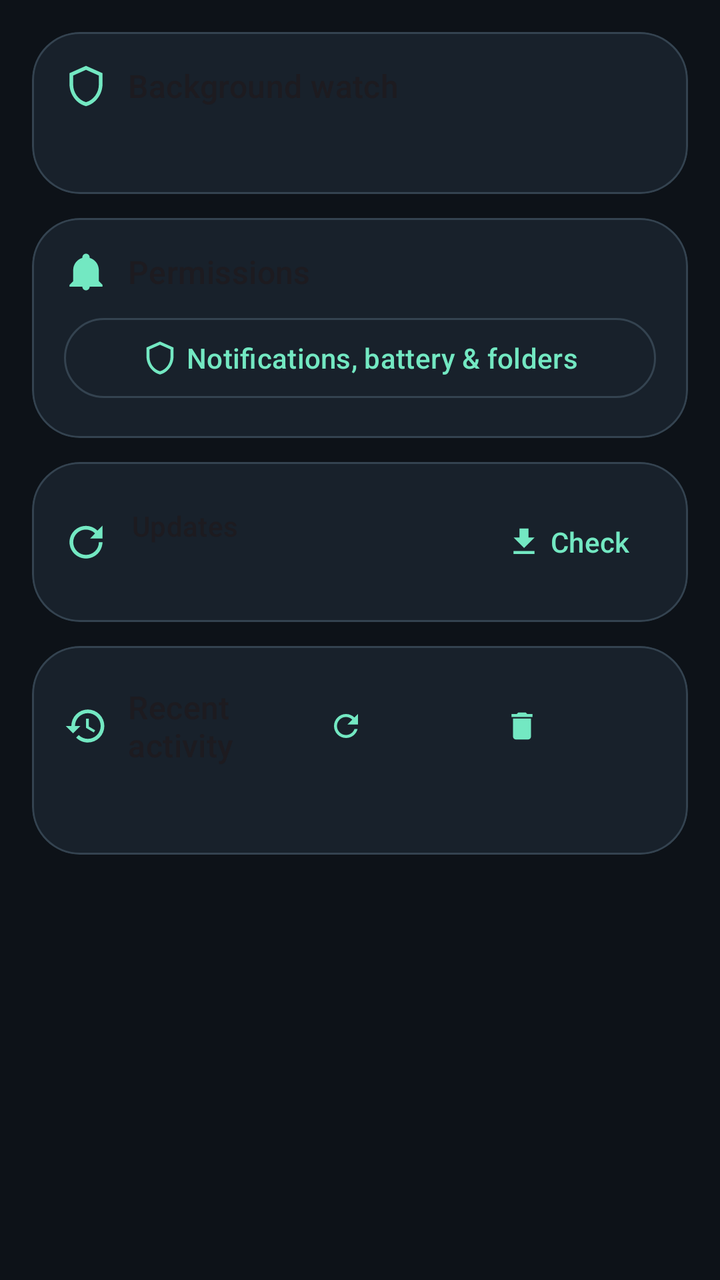
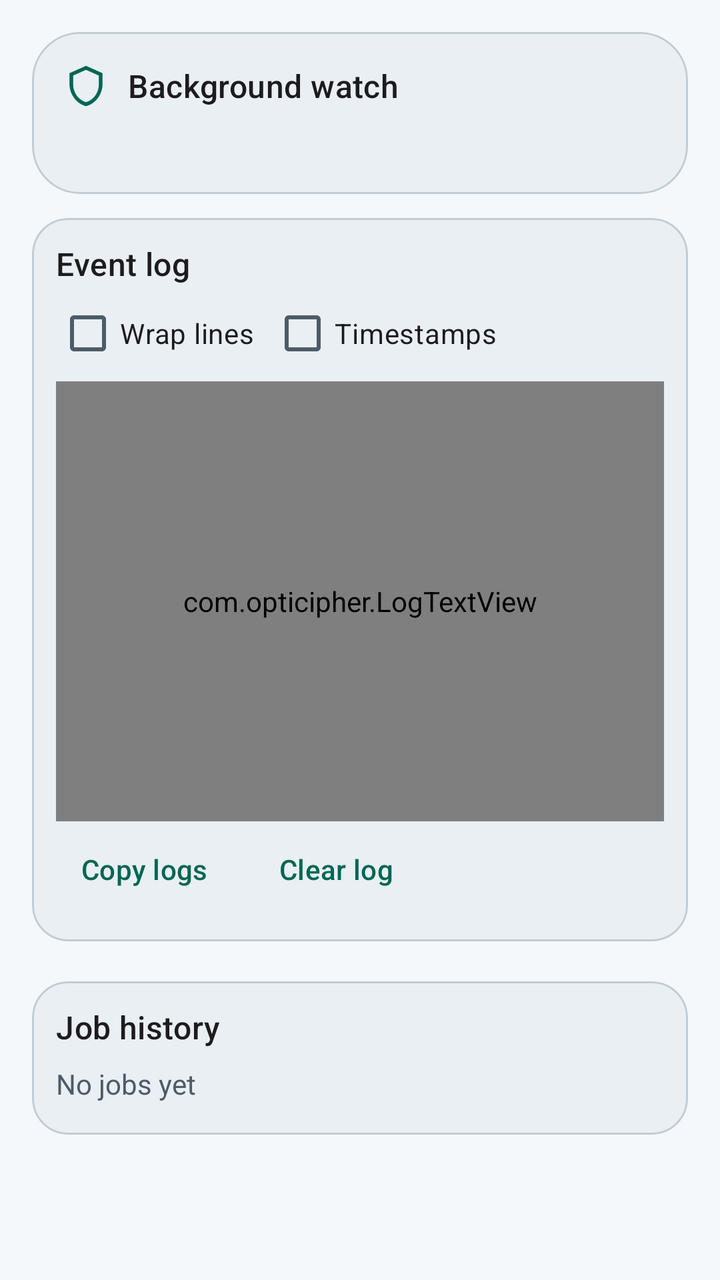

Compare the two renders of this Android layout. The source of the first and the diff that turns it into the second are given below.
<!-- AndroidManifest.xml: application theme Theme.OptiCipher -->
<!-- res/layout/page_activity.xml -->
<?xml version="1.0" encoding="utf-8"?>
<LinearLayout xmlns:android="http://schemas.android.com/apk/res/android"
    xmlns:app="http://schemas.android.com/apk/res-auto"
    android:layout_width="match_parent"
    android:layout_height="wrap_content"
    android:orientation="vertical"
    android:padding="16dp">

    <com.google.android.material.card.MaterialCardView
        android:layout_width="match_parent"
        android:layout_height="wrap_content"
        android:layout_marginBottom="12dp"
        app:cardBackgroundColor="@color/brand_surface"
        app:cardCornerRadius="24dp"
        app:cardElevation="0dp"
        app:strokeColor="@color/brand_outline"
        app:strokeWidth="1dp">

        <LinearLayout
            android:layout_width="match_parent"
            android:layout_height="wrap_content"
            android:orientation="vertical"
            android:padding="16dp">

            <LinearLayout
                android:layout_width="match_parent"
                android:layout_height="wrap_content"
                android:gravity="center_vertical"
                android:orientation="horizontal">

                <ImageView
                    android:layout_width="22dp"
                    android:layout_height="22dp"
                    android:contentDescription="@null"
                    android:src="@drawable/ic_shield"
                    app:tint="@color/brand_accent" />

                <TextView
                    android:layout_width="0dp"
                    android:layout_height="wrap_content"
                    android:layout_marginStart="10dp"
                    android:layout_weight="1"
                    android:text="Background watch"
                    android:textAppearance="?attr/textAppearanceTitleMedium" />
            </LinearLayout>

            <TextView
                android:id="@+id/backgroundStatus"
                android:layout_width="match_parent"
                android:layout_height="wrap_content"
                android:layout_marginTop="8dp"
                android:lineSpacingExtra="4dp"
                android:textAppearance="?attr/textAppearanceBodyMedium"
                android:textColor="?attr/colorOnSurfaceVariant" />
        </LinearLayout>
    </com.google.android.material.card.MaterialCardView>

    <com.google.android.material.card.MaterialCardView
        android:layout_width="match_parent"
        android:layout_height="wrap_content"
        android:layout_marginBottom="12dp"
        app:cardBackgroundColor="@color/brand_surface"
        app:cardCornerRadius="24dp"
        app:cardElevation="0dp"
        app:strokeColor="@color/brand_outline"
        app:strokeWidth="1dp">

        <LinearLayout
            android:layout_width="match_parent"
            android:layout_height="wrap_content"
            android:orientation="vertical"
            android:padding="16dp">

            <LinearLayout
                android:layout_width="match_parent"
                android:layout_height="wrap_content"
                android:gravity="center_vertical"
                android:orientation="horizontal">

                <ImageView
                    android:layout_width="22dp"
                    android:layout_height="22dp"
                    android:contentDescription="@null"
                    android:src="@drawable/ic_notifications"
                    app:tint="@color/brand_accent" />

                <TextView
                    android:layout_width="0dp"
                    android:layout_height="wrap_content"
                    android:layout_marginStart="10dp"
                    android:layout_weight="1"
                    android:text="Permissions"
                    android:textAppearance="?attr/textAppearanceTitleMedium" />
            </LinearLayout>

            <com.google.android.material.button.MaterialButton
                android:id="@+id/permissionsBtn"
                style="?attr/materialButtonOutlinedStyle"
                android:layout_width="match_parent"
                android:layout_height="wrap_content"
                android:layout_marginTop="8dp"
                android:text="Notifications, battery &amp; folders"
                app:icon="@drawable/ic_shield"
                app:iconGravity="textStart" />
        </LinearLayout>
    </com.google.android.material.card.MaterialCardView>

    <com.google.android.material.card.MaterialCardView
        android:layout_width="match_parent"
        android:layout_height="wrap_content"
        android:layout_marginBottom="12dp"
        app:cardBackgroundColor="@color/brand_surface"
        app:cardCornerRadius="24dp"
        app:cardElevation="0dp"
        app:strokeColor="@color/brand_outline"
        app:strokeWidth="1dp">

        <LinearLayout
            android:layout_width="match_parent"
            android:layout_height="wrap_content"
            android:gravity="center_vertical"
            android:orientation="horizontal"
            android:padding="16dp">

            <ImageView
                android:layout_width="22dp"
                android:layout_height="22dp"
                android:contentDescription="@null"
                android:src="@drawable/ic_update"
                app:tint="@color/brand_accent" />

            <LinearLayout
                android:layout_width="0dp"
                android:layout_height="wrap_content"
                android:layout_marginStart="12dp"
                android:layout_weight="1"
                android:orientation="vertical">

                <TextView
                    android:layout_width="wrap_content"
                    android:layout_height="wrap_content"
                    android:text="Updates"
                    android:textAppearance="?attr/textAppearanceTitleSmall" />

                <TextView
                    android:id="@+id/updateStatus"
                    android:layout_width="wrap_content"
                    android:layout_height="wrap_content"
                    android:textAppearance="?attr/textAppearanceBodySmall"
                    android:textColor="?attr/colorOnSurfaceVariant" />
            </LinearLayout>

            <com.google.android.material.button.MaterialButton
                android:id="@+id/updateBtn"
                style="@style/Widget.Material3.Button.TextButton"
                android:layout_width="wrap_content"
                android:layout_height="wrap_content"
                android:text="Check"
                app:icon="@drawable/ic_download"
                app:iconGravity="textStart" />
        </LinearLayout>
    </com.google.android.material.card.MaterialCardView>

    <com.google.android.material.card.MaterialCardView
        android:layout_width="match_parent"
        android:layout_height="wrap_content"
        app:cardBackgroundColor="@color/brand_surface"
        app:cardCornerRadius="24dp"
        app:cardElevation="0dp"
        app:strokeColor="@color/brand_outline"
        app:strokeWidth="1dp">

        <LinearLayout
            android:layout_width="match_parent"
            android:layout_height="wrap_content"
            android:orientation="vertical"
            android:padding="16dp">

            <LinearLayout
                android:layout_width="match_parent"
                android:layout_height="wrap_content"
                android:gravity="center_vertical"
                android:orientation="horizontal">

                <ImageView
                    android:layout_width="22dp"
                    android:layout_height="22dp"
                    android:contentDescription="@null"
                    android:src="@drawable/ic_history"
                    app:tint="@color/brand_accent" />

                <TextView
                    android:layout_width="0dp"
                    android:layout_height="wrap_content"
                    android:layout_marginStart="10dp"
                    android:layout_weight="1"
                    android:text="Recent activity"
                    android:textAppearance="?attr/textAppearanceTitleMedium" />

                <com.google.android.material.button.MaterialButton
                    android:id="@+id/refreshLogBtn"
                    style="@style/Widget.Material3.Button.TextButton"
                    android:layout_width="wrap_content"
                    android:layout_height="wrap_content"
                    android:contentDescription="Refresh activity log"
                    app:icon="@drawable/ic_refresh"
                    app:iconPadding="0dp" />

                <com.google.android.material.button.MaterialButton
                    android:id="@+id/clearLogBtn"
                    style="@style/Widget.Material3.Button.TextButton"
                    android:layout_width="wrap_content"
                    android:layout_height="wrap_content"
                    android:contentDescription="Clear activity log"
                    app:icon="@drawable/ic_delete"
                    app:iconPadding="0dp" />
            </LinearLayout>

            <TextView
                android:id="@+id/activityLog"
                android:layout_width="match_parent"
                android:layout_height="wrap_content"
                android:layout_marginTop="8dp"
                android:lineSpacingExtra="4dp"
                android:textAppearance="?attr/textAppearanceBodySmall"
                android:textColor="?attr/colorOnSurfaceVariant" />
        </LinearLayout>
    </com.google.android.material.card.MaterialCardView>
</LinearLayout>
<!-- resources referenced by this layout -->
<resources>
  <color name="brand_accent">#73E8C2</color>
  <color name="brand_outline">#344350</color>
  <color name="brand_surface">#18212B</color>
  <!-- drawable ic_delete (drawable) -->
  <vector xmlns:android="http://schemas.android.com/apk/res/android"
      android:width="24dp"
      android:height="24dp"
      android:viewportWidth="24"
      android:viewportHeight="24">
      <path android:fillColor="#FF000000" android:pathData="M19,4H15.5L14.5,3H9.5L8.5,4H5V6H19M6,19A2,2 0 0,0 8,21H16A2,2 0 0,0 18,19V7H6V19Z" />
  </vector>
  <!-- drawable ic_download (drawable) -->
  <vector xmlns:android="http://schemas.android.com/apk/res/android"
      android:width="24dp"
      android:height="24dp"
      android:viewportWidth="24"
      android:viewportHeight="24">
      <path android:fillColor="#FF000000" android:pathData="M5,20H19V18H5M19,9H15V3H9V9H5L12,16L19,9Z" />
  </vector>
  <!-- drawable ic_history (drawable) -->
  <vector xmlns:android="http://schemas.android.com/apk/res/android"
      android:width="24dp"
      android:height="24dp"
      android:viewportWidth="24"
      android:viewportHeight="24">
      <path android:fillColor="#FF000000" android:pathData="M13.5,8H12V13L16.28,15.54L17,14.33L13.5,12.25V8M13,3A9,9 0 0,0 4,12H1L4.96,16.03L9,12H6A7,7 0 0,1 13,5A7,7 0 0,1 20,12A7,7 0 0,1 13,19C11.07,19 9.32,18.21 8.06,16.94L6.64,18.36C8.27,19.99 10.5,21 13,21A9,9 0 0,0 22,12A9,9 0 0,0 13,3Z" />
  </vector>
  <!-- drawable ic_notifications (drawable) -->
  <vector xmlns:android="http://schemas.android.com/apk/res/android"
      android:width="24dp"
      android:height="24dp"
      android:viewportWidth="24"
      android:viewportHeight="24">
      <path android:fillColor="#FF000000" android:pathData="M12,2A2,2 0 0,0 10,4V4.29C7.12,5.14 5,7.82 5,11V17L3,19V20H21V19L19,17V11C19,7.82 16.88,5.14 14,4.29V4A2,2 0 0,0 12,2M12,22A2,2 0 0,0 14,20H10A2,2 0 0,0 12,22Z" />
  </vector>
  <!-- drawable ic_refresh (drawable) -->
  <vector xmlns:android="http://schemas.android.com/apk/res/android"
      android:width="24dp"
      android:height="24dp"
      android:viewportWidth="24"
      android:viewportHeight="24">
      <path android:fillColor="#FF000000" android:pathData="M17.65,6.35C16.2,4.9 14.21,4 12,4A8,8 0 0,0 4,12A8,8 0 0,0 12,20C15.73,20 18.84,17.45 19.73,14H17.65C16.83,16.33 14.61,18 12,18A6,6 0 0,1 6,12A6,6 0 0,1 12,6C13.66,6 15.14,6.69 16.22,7.78L13,11H20V4L17.65,6.35Z" />
  </vector>
  <!-- drawable ic_update (drawable) -->
  <vector xmlns:android="http://schemas.android.com/apk/res/android"
      android:width="24dp"
      android:height="24dp"
      android:viewportWidth="24"
      android:viewportHeight="24">
      <path android:fillColor="#FF000000" android:pathData="M21,10.12H14.22L16.96,7.3C14.23,4.6 9.81,4.5 7.08,7.2C4.35,9.91 4.35,14.28 7.08,17C9.81,19.7 14.23,19.7 16.96,17C18.32,15.65 19,14.08 19,12.1H21C21,14.08 20.12,16.65 18.36,18.39C14.85,21.87 9.15,21.87 5.64,18.39C2.14,14.92 2.11,9.28 5.62,5.81C9.13,2.34 14.76,2.34 18.27,5.81L21,3V10.12Z" />
  </vector>
  <style name="Theme.OptiCipher" parent="Theme.Material3.DayNight.NoActionBar">
          <item name="colorPrimary">@color/brand_accent</item>
          <item name="colorOnPrimary">@color/brand_on_accent</item>
          <item name="colorPrimaryContainer">#1C3A31</item>
          <item name="colorOnPrimaryContainer">@color/brand_accent</item>
          <item name="colorSecondary">@color/brand_accent</item>
          <item name="colorOnSecondary">@color/brand_on_accent</item>
          <item name="colorSecondaryContainer">#1C3A31</item>
          <item name="colorOnSecondaryContainer">@color/brand_accent</item>
          <item name="colorSurface">@color/brand_bg</item>
          <item name="colorOnSurface">@color/brand_on_surface</item>
          <item name="colorSurfaceVariant">@color/brand_surface</item>
          <item name="colorOnSurfaceVariant">@color/brand_muted</item>
          <item name="colorOutline">@color/brand_outline</item>
          <item name="colorError">@color/brand_error</item>
          <item name="android:windowBackground">@color/brand_bg</item>
          <item name="android:statusBarColor">@color/brand_bg</item>
          <item name="android:navigationBarColor">@color/brand_bg</item>
          <item name="android:windowLightStatusBar">false</item>
      </style>
  <color name="brand_on_accent">#062018</color>
  <color name="brand_bg">#0D1218</color>
  <color name="brand_on_surface">#E6EDF3</color>
  <color name="brand_muted">#ACBAC7</color>
  <color name="brand_error">#FF6B6B</color>
  <!-- unchanged entries left out for length: 1 -->
</resources>

<!-- the commit's change to res/layout/page_activity.xml (unified diff, before → after) -->
@@ -55,175 +55,97 @@
         </LinearLayout>
     </com.google.android.material.card.MaterialCardView>
 
-    <com.google.android.material.card.MaterialCardView
-        android:layout_width="match_parent"
-        android:layout_height="wrap_content"
-        android:layout_marginBottom="12dp"
-        app:cardBackgroundColor="@color/brand_surface"
-        app:cardCornerRadius="24dp"
-        app:cardElevation="0dp"
-        app:strokeColor="@color/brand_outline"
-        app:strokeWidth="1dp">
-
+    <com.google.android.material.card.MaterialCardView style="@style/Widget.OptiCipher.SettingsCard">
         <LinearLayout
             android:layout_width="match_parent"
             android:layout_height="wrap_content"
             android:orientation="vertical"
-            android:padding="16dp">
+            android:padding="12dp">
 
-            <LinearLayout
+            <TextView
                 android:layout_width="match_parent"
                 android:layout_height="wrap_content"
-                android:gravity="center_vertical"
-                android:orientation="horizontal">
+                android:text="@string/event_log"
+                android:textAppearance="?attr/textAppearanceTitleMedium" />
 
-                <ImageView
-                    android:layout_width="22dp"
-                    android:layout_height="22dp"
-                    android:contentDescription="@null"
-                    android:src="@drawable/ic_notifications"
-                    app:tint="@color/brand_accent" />
-
-                <TextView
-                    android:layout_width="0dp"
-                    android:layout_height="wrap_content"
-                    android:layout_marginStart="10dp"
-                    android:layout_weight="1"
-                    android:text="Permissions"
-                    android:textAppearance="?attr/textAppearanceTitleMedium" />
-            </LinearLayout>
-
-            <com.google.android.material.button.MaterialButton
-                android:id="@+id/permissionsBtn"
-                style="?attr/materialButtonOutlinedStyle"
+            <com.google.android.material.chip.ChipGroup
                 android:layout_width="match_parent"
                 android:layout_height="wrap_content"
-                android:layout_marginTop="8dp"
-                android:text="Notifications, battery &amp; folders"
-                app:icon="@drawable/ic_shield"
-                app:iconGravity="textStart" />
-        </LinearLayout>
-    </com.google.android.material.card.MaterialCardView>
+                app:chipSpacing="8dp">
 
-    <com.google.android.material.card.MaterialCardView
-        android:layout_width="match_parent"
-        android:layout_height="wrap_content"
-        android:layout_marginBottom="12dp"
-        app:cardBackgroundColor="@color/brand_surface"
-        app:cardCornerRadius="24dp"
-        app:cardElevation="0dp"
-        app:strokeColor="@color/brand_outline"
-        app:strokeWidth="1dp">
-
-        <LinearLayout
-            android:layout_width="match_parent"
-            android:layout_height="wrap_content"
-            android:gravity="center_vertical"
-            android:orientation="horizontal"
-            android:padding="16dp">
-
-            <ImageView
-                android:layout_width="22dp"
-                android:layout_height="22dp"
-                android:contentDescription="@null"
-                android:src="@drawable/ic_update"
-                app:tint="@color/brand_accent" />
-
-            <LinearLayout
-                android:layout_width="0dp"
-                android:layout_height="wrap_content"
-                android:layout_marginStart="12dp"
-                android:layout_weight="1"
-                android:orientation="vertical">
-
-                <TextView
+                <com.google.android.material.checkbox.MaterialCheckBox
+                    android:id="@+id/logWrap"
                     android:layout_width="wrap_content"
                     android:layout_height="wrap_content"
-                    android:text="Updates"
-                    android:textAppearance="?attr/textAppearanceTitleSmall" />
+                    android:text="@string/wrap_lines" />
 
-                <TextView
-                    android:id="@+id/updateStatus"
+                <com.google.android.material.checkbox.MaterialCheckBox
+                    android:id="@+id/logTimestamps"
                     android:layout_width="wrap_content"
                     android:layout_height="wrap_content"
-                    android:textAppearance="?attr/textAppearanceBodySmall"
-                    android:textColor="?attr/colorOnSurfaceVariant" />
-            </LinearLayout>
+                    android:text="@string/log_timestamps" />
+            </com.google.android.material.chip.ChipGroup>
 
-            <com.google.android.material.button.MaterialButton
-                android:id="@+id/updateBtn"
-                style="@style/Widget.Material3.Button.TextButton"
-                android:layout_width="wrap_content"
-                android:layout_height="wrap_content"
-                android:text="Check"
-                app:icon="@drawable/ic_download"
-                app:iconGravity="textStart" />
-        </LinearLayout>
-    </com.google.android.material.card.MaterialCardView>
+            <com.opticipher.LogTextView
+                android:id="@+id/activityLog"
+                android:layout_width="match_parent"
+                android:layout_height="220dp"
+                android:background="?attr/colorSurface"
+                android:padding="8dp"
+                android:saveEnabled="false"
+                android:scrollbars="vertical|horizontal"
+                android:textAppearance="?attr/textAppearanceBodySmall"
+                android:textColor="?attr/colorOnSurface" />
 
-    <com.google.android.material.card.MaterialCardView
-        android:layout_width="match_parent"
-        android:layout_height="wrap_content"
-        app:cardBackgroundColor="@color/brand_surface"
-        app:cardCornerRadius="24dp"
-        app:cardElevation="0dp"
-        app:strokeColor="@color/brand_outline"
-        app:strokeWidth="1dp">
-
-        <LinearLayout
-            android:layout_width="match_parent"
-            android:layout_height="wrap_content"
-            android:orientation="vertical"
-            android:padding="16dp">
-
-            <LinearLayout
+            <com.google.android.material.chip.ChipGroup
                 android:layout_width="match_parent"
                 android:layout_height="wrap_content"
-                android:gravity="center_vertical"
-                android:orientation="horizontal">
-
-                <ImageView
-                    android:layout_width="22dp"
-                    android:layout_height="22dp"
-                    android:contentDescription="@null"
-                    android:src="@drawable/ic_history"
-                    app:tint="@color/brand_accent" />
-
-                <TextView
-                    android:layout_width="0dp"
-                    android:layout_height="wrap_content"
-                    android:layout_marginStart="10dp"
-                    android:layout_weight="1"
-                    android:text="Recent activity"
-                    android:textAppearance="?attr/textAppearanceTitleMedium" />
+                app:chipSpacing="8dp">
 
                 <com.google.android.material.button.MaterialButton
-                    android:id="@+id/refreshLogBtn"
+                    android:id="@+id/copyLogBtn"
                     style="@style/Widget.Material3.Button.TextButton"
                     android:layout_width="wrap_content"
                     android:layout_height="wrap_content"
-                    android:contentDescription="Refresh activity log"
-                    app:icon="@drawable/ic_refresh"
-                    app:iconPadding="0dp" />
+                    android:text="@string/copy_logs" />
 
                 <com.google.android.material.button.MaterialButton
                     android:id="@+id/clearLogBtn"
                     style="@style/Widget.Material3.Button.TextButton"
                     android:layout_width="wrap_content"
                     android:layout_height="wrap_content"
-                    android:contentDescription="Clear activity log"
-                    app:icon="@drawable/ic_delete"
-                    app:iconPadding="0dp" />
-            </LinearLayout>
+                    android:text="@string/clear_logs" />
+            </com.google.android.material.chip.ChipGroup>
+        </LinearLayout>
+    </com.google.android.material.card.MaterialCardView>
+
+    <com.google.android.material.card.MaterialCardView style="@style/Widget.OptiCipher.SettingsCard">
+        <LinearLayout
+            android:layout_width="match_parent"
+            android:layout_height="wrap_content"
+            android:orientation="vertical"
+            android:padding="12dp">
 
             <TextView
-                android:id="@+id/activityLog"
+                android:layout_width="match_parent"
+                android:layout_height="wrap_content"
+                android:text="@string/job_history"
+                android:textAppearance="?attr/textAppearanceTitleMedium" />
+
+            <TextView
+                android:id="@+id/emptyJobHistory"
                 android:layout_width="match_parent"
                 android:layout_height="wrap_content"
                 android:layout_marginTop="8dp"
-                android:lineSpacingExtra="4dp"
-                android:textAppearance="?attr/textAppearanceBodySmall"
+                android:text="@string/no_jobs"
                 android:textColor="?attr/colorOnSurfaceVariant" />
+
+            <LinearLayout
+                android:id="@+id/jobHistory"
+                android:layout_width="match_parent"
+                android:layout_height="wrap_content"
+                android:layout_marginTop="4dp"
+                android:orientation="vertical" />
         </LinearLayout>
     </com.google.android.material.card.MaterialCardView>
 </LinearLayout>
<!-- resource entries referenced after the edit -->
@@ -1,64 +1,32 @@
 <!-- resources referenced by this layout -->
 <resources>
-  <color name="brand_accent">#73E8C2</color>
-  <color name="brand_outline">#344350</color>
-  <color name="brand_surface">#18212B</color>
-  <!-- drawable ic_delete (drawable) -->
-  <vector xmlns:android="http://schemas.android.com/apk/res/android"
-      android:width="24dp"
-      android:height="24dp"
-      android:viewportWidth="24"
-      android:viewportHeight="24">
-      <path android:fillColor="#FF000000" android:pathData="M19,4H15.5L14.5,3H9.5L8.5,4H5V6H19M6,19A2,2 0 0,0 8,21H16A2,2 0 0,0 18,19V7H6V19Z" />
-  </vector>
-  <!-- drawable ic_download (drawable) -->
-  <vector xmlns:android="http://schemas.android.com/apk/res/android"
-      android:width="24dp"
-      android:height="24dp"
-      android:viewportWidth="24"
-      android:viewportHeight="24">
-      <path android:fillColor="#FF000000" android:pathData="M5,20H19V18H5M19,9H15V3H9V9H5L12,16L19,9Z" />
-  </vector>
-  <!-- drawable ic_history (drawable) -->
-  <vector xmlns:android="http://schemas.android.com/apk/res/android"
-      android:width="24dp"
-      android:height="24dp"
-      android:viewportWidth="24"
-      android:viewportHeight="24">
-      <path android:fillColor="#FF000000" android:pathData="M13.5,8H12V13L16.28,15.54L17,14.33L13.5,12.25V8M13,3A9,9 0 0,0 4,12H1L4.96,16.03L9,12H6A7,7 0 0,1 13,5A7,7 0 0,1 20,12A7,7 0 0,1 13,19C11.07,19 9.32,18.21 8.06,16.94L6.64,18.36C8.27,19.99 10.5,21 13,21A9,9 0 0,0 22,12A9,9 0 0,0 13,3Z" />
-  </vector>
-  <!-- drawable ic_notifications (drawable) -->
-  <vector xmlns:android="http://schemas.android.com/apk/res/android"
-      android:width="24dp"
-      android:height="24dp"
-      android:viewportWidth="24"
-      android:viewportHeight="24">
-      <path android:fillColor="#FF000000" android:pathData="M12,2A2,2 0 0,0 10,4V4.29C7.12,5.14 5,7.82 5,11V17L3,19V20H21V19L19,17V11C19,7.82 16.88,5.14 14,4.29V4A2,2 0 0,0 12,2M12,22A2,2 0 0,0 14,20H10A2,2 0 0,0 12,22Z" />
-  </vector>
-  <!-- drawable ic_refresh (drawable) -->
-  <vector xmlns:android="http://schemas.android.com/apk/res/android"
-      android:width="24dp"
-      android:height="24dp"
-      android:viewportWidth="24"
-      android:viewportHeight="24">
-      <path android:fillColor="#FF000000" android:pathData="M17.65,6.35C16.2,4.9 14.21,4 12,4A8,8 0 0,0 4,12A8,8 0 0,0 12,20C15.73,20 18.84,17.45 19.73,14H17.65C16.83,16.33 14.61,18 12,18A6,6 0 0,1 6,12A6,6 0 0,1 12,6C13.66,6 15.14,6.69 16.22,7.78L13,11H20V4L17.65,6.35Z" />
-  </vector>
-  <!-- drawable ic_update (drawable) -->
-  <vector xmlns:android="http://schemas.android.com/apk/res/android"
-      android:width="24dp"
-      android:height="24dp"
-      android:viewportWidth="24"
-      android:viewportHeight="24">
-      <path android:fillColor="#FF000000" android:pathData="M21,10.12H14.22L16.96,7.3C14.23,4.6 9.81,4.5 7.08,7.2C4.35,9.91 4.35,14.28 7.08,17C9.81,19.7 14.23,19.7 16.96,17C18.32,15.65 19,14.08 19,12.1H21C21,14.08 20.12,16.65 18.36,18.39C14.85,21.87 9.15,21.87 5.64,18.39C2.14,14.92 2.11,9.28 5.62,5.81C9.13,2.34 14.76,2.34 18.27,5.81L21,3V10.12Z" />
-  </vector>
+  <color name="brand_accent">#006653</color>
+  <color name="brand_outline">#C1CCD4</color>
+  <color name="brand_surface">#E9EFF3</color>
+  <string name="clear_logs">Clear log</string>
+  <string name="copy_logs">Copy logs</string>
+  <string name="event_log">Event log</string>
+  <string name="job_history">Job history</string>
+  <string name="log_timestamps">Timestamps</string>
+  <string name="no_jobs">No jobs yet</string>
+  <string name="wrap_lines">Wrap lines</string>
+  <style name="Widget.OptiCipher.SettingsCard" parent="Widget.Material3.CardView.Outlined">
+          <item name="android:layout_width">match_parent</item>
+          <item name="android:layout_height">wrap_content</item>
+          <item name="android:layout_marginBottom">20dp</item>
+          <item name="cardBackgroundColor">@color/brand_surface</item>
+          <item name="cardCornerRadius">18dp</item>
+          <item name="cardElevation">0dp</item>
+          <item name="strokeColor">@color/brand_outline</item>
+      </style>
   <style name="Theme.OptiCipher" parent="Theme.Material3.DayNight.NoActionBar">
           <item name="colorPrimary">@color/brand_accent</item>
           <item name="colorOnPrimary">@color/brand_on_accent</item>
-          <item name="colorPrimaryContainer">#1C3A31</item>
+          <item name="colorPrimaryContainer">@color/brand_container</item>
           <item name="colorOnPrimaryContainer">@color/brand_accent</item>
           <item name="colorSecondary">@color/brand_accent</item>
           <item name="colorOnSecondary">@color/brand_on_accent</item>
-          <item name="colorSecondaryContainer">#1C3A31</item>
+          <item name="colorSecondaryContainer">@color/brand_container</item>
           <item name="colorOnSecondaryContainer">@color/brand_accent</item>
           <item name="colorSurface">@color/brand_bg</item>
           <item name="colorOnSurface">@color/brand_on_surface</item>
@@ -69,13 +37,13 @@
           <item name="android:windowBackground">@color/brand_bg</item>
           <item name="android:statusBarColor">@color/brand_bg</item>
           <item name="android:navigationBarColor">@color/brand_bg</item>
-          <item name="android:windowLightStatusBar">false</item>
       </style>
-  <color name="brand_on_accent">#062018</color>
-  <color name="brand_bg">#0D1218</color>
-  <color name="brand_on_surface">#E6EDF3</color>
-  <color name="brand_muted">#ACBAC7</color>
-  <color name="brand_error">#FF6B6B</color>
+  <color name="brand_on_accent">#FFFFFF</color>
+  <color name="brand_container">#D6EEE6</color>
+  <color name="brand_bg">#F5F8FA</color>
+  <color name="brand_on_surface">#161E25</color>
+  <color name="brand_muted">#4D5B68</color>
+  <color name="brand_error">#B42328</color>
   <!-- unchanged entries left out for length: 1 -->
 </resources>
 
